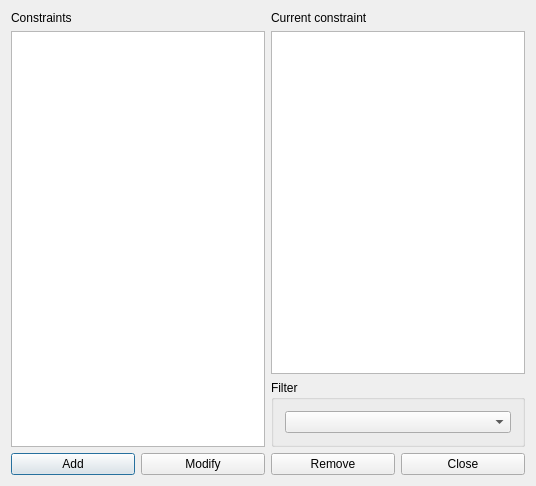
The window that fet/src/interface/constraintstudentssetmaxbuildingchangesperweekform_template.ui (vonmecheln/fet) describes before a commit, drawn with Qt 5.
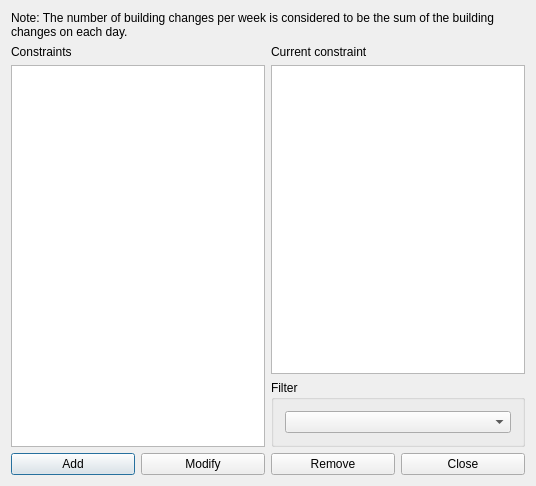
The same window after the commit.

Diff of the .ui file:
```diff
--- a/fet/src/interface/constraintstudentssetmaxbuildingchangesperweekform_template.ui
+++ b/fet/src/interface/constraintstudentssetmaxbuildingchangesperweekform_template.ui
@@ -14,7 +14,7 @@
    <string extracomment="This is the title of the dialog to see the list of all constraints of this type">Constraints students set max building changes per week</string>
   </property>
   <layout class="QGridLayout" name="gridLayout_2">
-   <item row="0" column="0" rowspan="2">
+   <item row="1" column="0" rowspan="2">
     <layout class="QVBoxLayout" name="verticalLayout">
      <item>
       <widget class="QLabel" name="constraintsTextLabel">
@@ -37,24 +37,7 @@
      </item>
     </layout>
    </item>
-   <item row="0" column="1">
-    <layout class="QVBoxLayout" name="verticalLayout_2">
-     <item>
-      <widget class="QLabel" name="currentConstraintTextLabel">
-       <property name="text">
-        <string>Current constraint</string>
-       </property>
-       <property name="wordWrap">
-        <bool>false</bool>
-       </property>
-      </widget>
-     </item>
-     <item>
-      <widget class="QPlainTextEdit" name="currentConstraintTextEdit"/>
-     </item>
-    </layout>
-   </item>
-   <item row="1" column="1">
+   <item row="2" column="1">
     <widget class="QGroupBox" name="filterGroupBox">
      <property name="title">
       <string>Filter</string>
@@ -66,7 +49,24 @@
      </layout>
     </widget>
    </item>
-   <item row="2" column="0" colspan="2">
+   <item row="1" column="1">
+    <layout class="QVBoxLayout" name="verticalLayout_2">
+     <item>
+      <widget class="QLabel" name="currentConstraintTextLabel">
+       <property name="text">
+        <string>Current constraint</string>
+       </property>
+       <property name="wordWrap">
+        <bool>false</bool>
+       </property>
+      </widget>
+     </item>
+     <item>
+      <widget class="QPlainTextEdit" name="currentConstraintTextEdit"/>
+     </item>
+    </layout>
+   </item>
+   <item row="3" column="0" colspan="2">
     <layout class="QHBoxLayout" name="horizontalLayout">
      <item>
       <widget class="QPushButton" name="addConstraintPushButton">
@@ -98,6 +98,22 @@
      </item>
     </layout>
    </item>
+   <item row="0" column="0" colspan="2">
+    <widget class="QLabel" name="label">
+     <property name="sizePolicy">
+      <sizepolicy hsizetype="Minimum" vsizetype="Minimum">
+       <horstretch>0</horstretch>
+       <verstretch>0</verstretch>
+      </sizepolicy>
+     </property>
+     <property name="text">
+      <string>Note: The number of building changes per week is considered to be the sum of the building changes on each day.</string>
+     </property>
+     <property name="wordWrap">
+      <bool>true</bool>
+     </property>
+    </widget>
+   </item>
   </layout>
  </widget>
  <layoutdefault spacing="6" margin="11"/>
```
